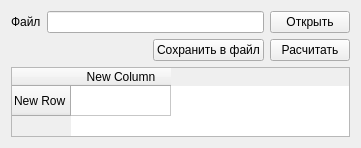
Above: ui/descriptorwidget.ui from massaraksh-yandex/thesis before the change. Below: the same form after it.
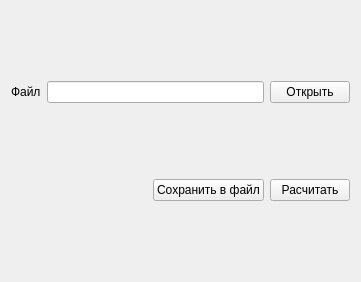
That is the form after the change.

The edit to the form file:
```diff
--- a/ui/descriptorwidget.ui
+++ b/ui/descriptorwidget.ui
@@ -7,7 +7,7 @@
     <x>0</x>
     <y>0</y>
     <width>361</width>
-    <height>131</height>
+    <height>282</height>
    </rect>
   </property>
   <property name="sizePolicy">
@@ -72,20 +72,6 @@
      </item>
     </layout>
    </item>
-   <item>
-    <widget class="QTableWidget" name="tableWidget">
-     <row>
-      <property name="text">
-       <string>New Row</string>
-      </property>
-     </row>
-     <column>
-      <property name="text">
-       <string>New Column</string>
-      </property>
-     </column>
-    </widget>
-   </item>
   </layout>
  </widget>
  <resources/>
```
